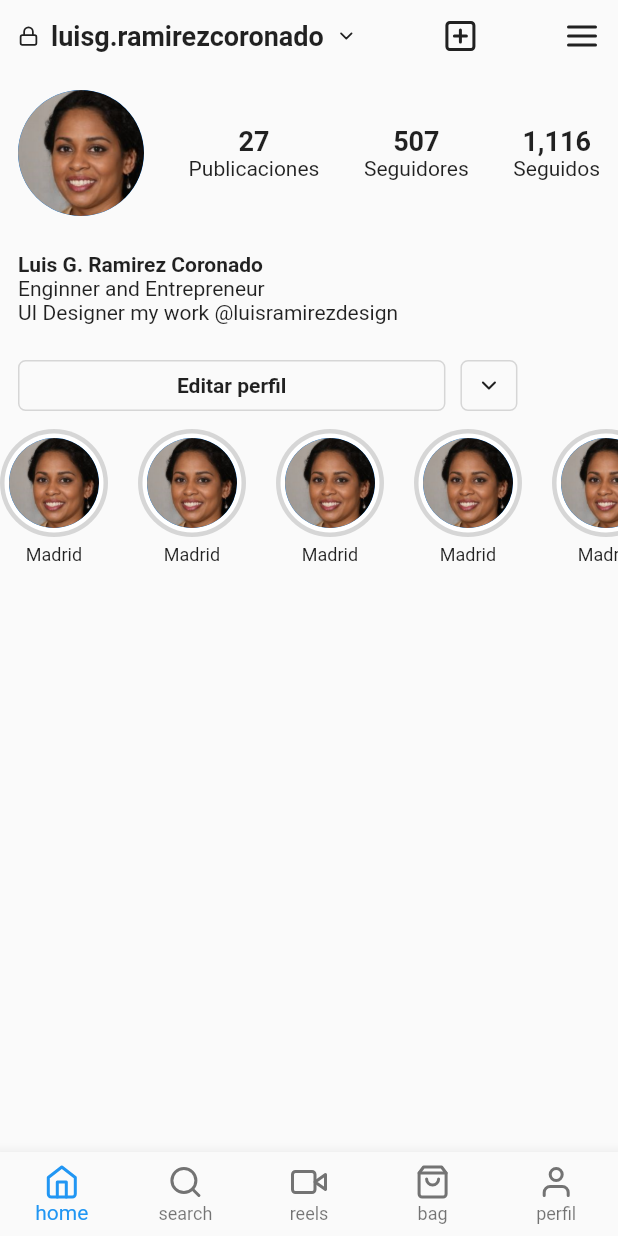
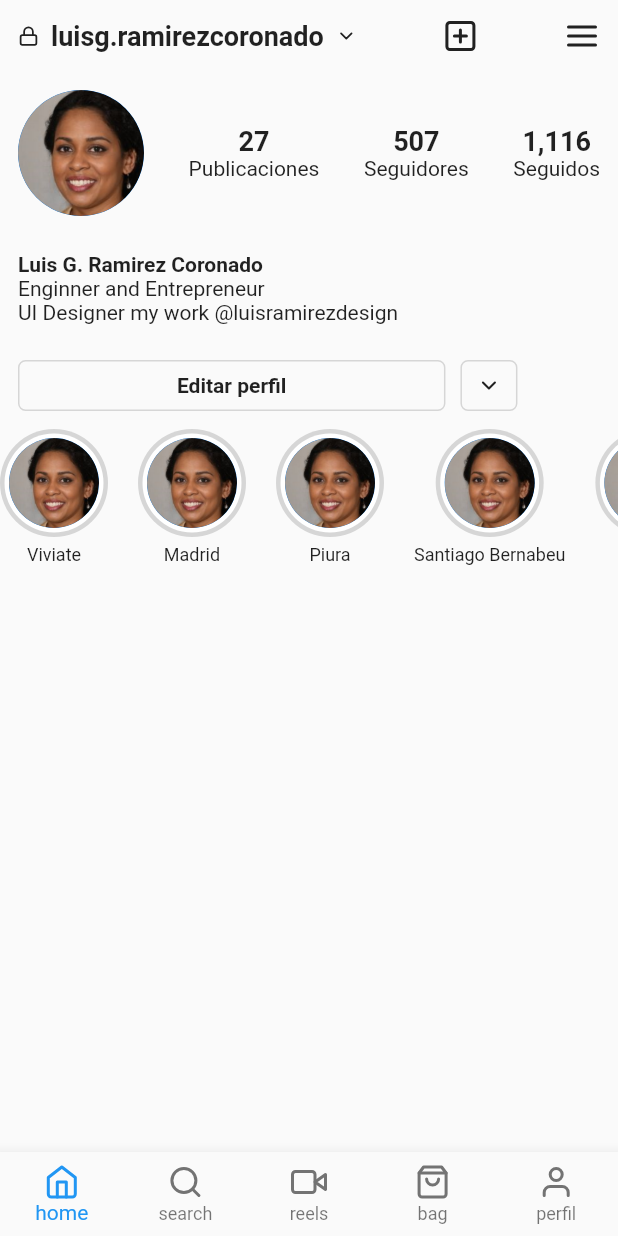
Before and after one commit to luisramirezcoronado10/instagram-clone, a Flutter app: the screen it shows after launch, on a phone screen of 412 x 824 dp. Run offline on Flutter 3.47's test engine with Material 2 defaults, Android fonts, the light colour scheme and no system bars; our stand-ins replace flutter_feather_icons.

Commit message:
finalizando historias destacadas

```diff
--- a/lib/pages/profile_page.dart
+++ b/lib/pages/profile_page.dart
@@ -1,5 +1,6 @@
 import 'package:flutter/material.dart';
 import 'package:flutter_feather_icons/flutter_feather_icons.dart';
+import 'package:instagram/widgets/new_storie.dart';
 import 'package:instagram/widgets/numbers_profile.dart';
 import 'package:instagram/widgets/storie.dart';
 
@@ -124,7 +125,7 @@ class ProfilePage extends StatelessWidget {
         scrollDirection: Axis.horizontal,
         children: [
           Storie(
-            nameAvatar: 'Madrid',
+            nameAvatar: 'Viviate',
             imageAvatar: AssetImage('assets/images/avatars/avatar_1.png'),
             colorMain: Colors.grey[350],
           ),
@@ -136,28 +137,24 @@ class ProfilePage extends StatelessWidget {
           ),
           SizedBox(width: 20),
           Storie(
-            nameAvatar: 'Madrid',
+            nameAvatar: 'Piura',
             imageAvatar: AssetImage('assets/images/avatars/avatar_1.png'),
             colorMain: Colors.grey[350],
           ),
           SizedBox(width: 20),
           Storie(
-            nameAvatar: 'Madrid',
+            nameAvatar: 'Santiago Bernabeu',
             imageAvatar: AssetImage('assets/images/avatars/avatar_1.png'),
             colorMain: Colors.grey[350],
           ),
           SizedBox(width: 20),
           Storie(
-            nameAvatar: 'Madrid',
+            nameAvatar: 'ALUX',
             imageAvatar: AssetImage('assets/images/avatars/avatar_1.png'),
             colorMain: Colors.grey[350],
           ),
           SizedBox(width: 20),
-          Storie(
-            nameAvatar: 'Madrid',
-            imageAvatar: AssetImage('assets/images/avatars/avatar_1.png'),
-            colorMain: Colors.grey[350],
-          ),
+          NewStorie(),
         ],
       ),
     );
```
Also changed, not shown: lib/widgets/new_storie.dart (added, +28 -0 lines).
